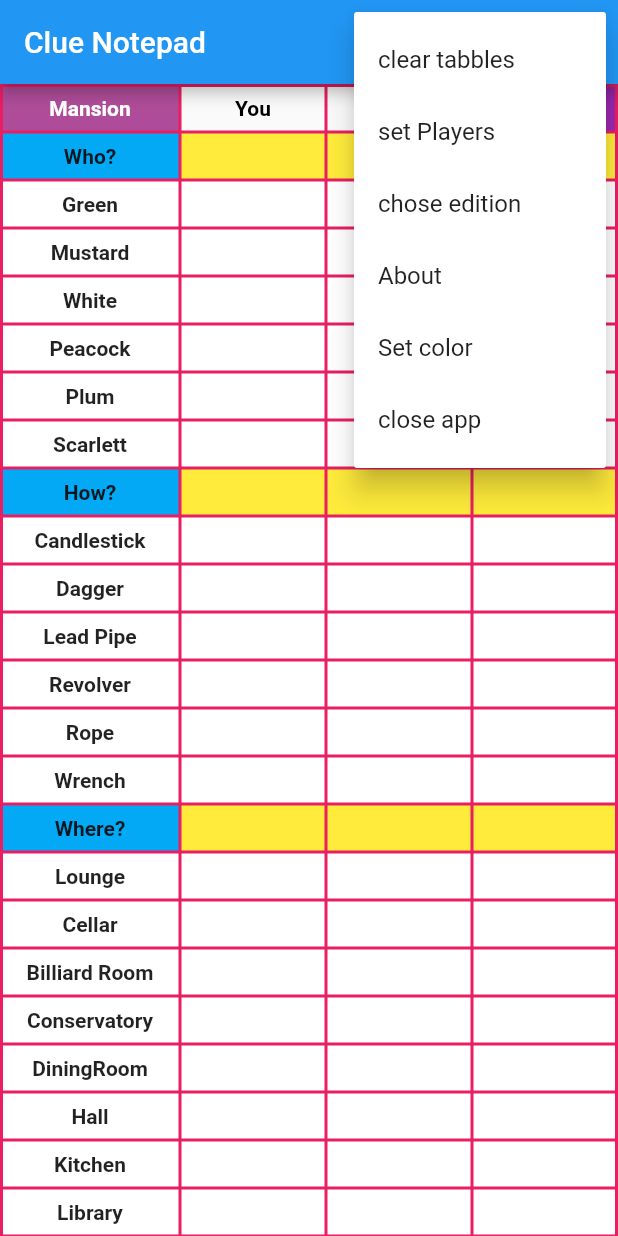
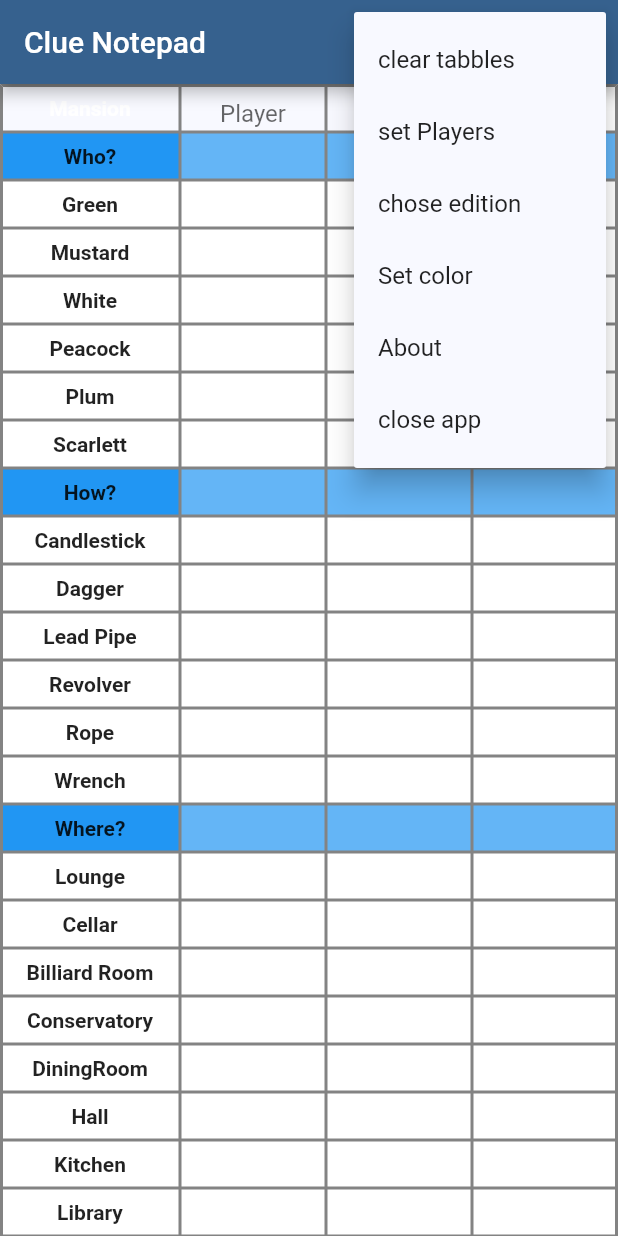
Before and after one commit to Cepeen/ClueNotepad, a Flutter app: the screen it shows after launch, after a tap on the "more vert" icon, on a phone screen of 412 x 824 dp. Run offline on Flutter 3.47's test engine with Material 2 defaults, Android fonts, the phone set to English and light mode, and no system bars; our stand-ins replace package_info_plus; generated files the repository leaves out were written again.

Commit message:
theme switching

```diff
--- a/lib/main.dart
+++ b/lib/main.dart
@@ -1,4 +1,5 @@
 import 'package:flutter/material.dart';
+import 'package:flutter/services.dart';
 import 'package:flutter_gen/gen_l10n/app_localizations.dart';
 import 'package:flutter_localizations/flutter_localizations.dart';
 import 'about.dart';
@@ -6,9 +7,8 @@ import 'package:notepad/ui/global/theme/app_theme.dart';
 import 'tables.dart';
 
 void main() => runApp(const ClueNotepad());
-
+var selectedTheme = blueTheme;
 var selectedVersion;
-var selectedTheme;
 var playersInitial = 2; //Default amount of players - creates 3 columns
 
 class ClueNotepad extends StatefulWidget {
@@ -21,37 +21,6 @@ class ClueNotepad extends StatefulWidget {
 }
 
 class _ClueNotepadState extends State<ClueNotepad> {
-  var selectedVersion;
-  var selectedTheme;
-  var playersInitial = 2; //Default amount of players - creates 3 columns
-
-  final blueTheme = ThemeData(
-    colorScheme: ColorScheme.fromSwatch(primarySwatch: Colors.blue),
-    scaffoldBackgroundColor: Colors.white,
-    dividerColor: Colors.blue,
-    inputDecorationTheme: const InputDecorationTheme(
-      enabledBorder: OutlineInputBorder(borderSide: BorderSide(width: 3, color: Colors.red)),
-    ),
-  );
-
-  final redTheme = ThemeData(
-    colorScheme: ColorScheme.fromSwatch(primarySwatch: Colors.red),
-    scaffoldBackgroundColor: Colors.white,
-    dividerColor: Colors.red,
-    inputDecorationTheme: const InputDecorationTheme(
-      enabledBorder: OutlineInputBorder(borderSide: BorderSide(width: 3, color: Colors.red)),
-    ),
-  );
-
-  final greenTheme = ThemeData(
-    colorScheme: ColorScheme.fromSwatch(primarySwatch: Colors.green),
-    scaffoldBackgroundColor: Colors.white,
-    dividerColor: Colors.green,
-    inputDecorationTheme: const InputDecorationTheme(
-      enabledBorder: OutlineInputBorder(borderSide: BorderSide(width: 3, color: Colors.green)),
-    ),
-  );
-
   void changeTheme(ThemeData theme) {
     setState(() {
       selectedTheme = theme;
@@ -244,11 +213,6 @@ class _AppContentState extends State<AppContent> {
         break;
       case 3:
         {
-          Navigator.push(context, MaterialPageRoute(builder: (context) => About()));
-        }
-        break;
-      case 4:
-        {
           showDialog(
               context: context,
               builder: (BuildContext context) {
@@ -306,9 +270,74 @@ class _AppContentState extends State<AppContent> {
                               },
                               child: Text(AppLocalizations.of(context).green),
                             ))),
+                    SimpleDialogOption(
+                        padding: const EdgeInsets.all(4.0),
+                        child: SizedBox(
+                            width: 20.0,
+                            height: 40.0,
+                            child: ElevatedButton(
+                              style: ElevatedButton.styleFrom(
+                                  backgroundColor: Colors.yellow, //background color of button
+                                  elevation: 3, //elevation of button
+                                  shape: RoundedRectangleBorder(//to set border radius to button
+                                      )),
+                              onPressed: () {
+                                widget.changeTheme(yellowTheme);
+                                Navigator.of(context).pop();
+                              },
+                              child: Text(AppLocalizations.of(context).yellow,
+                                  style:
+                                      TextStyle(fontWeight: FontWeight.bold, color: Colors.black)),
+                            ))),
+                    SimpleDialogOption(
+                        padding: const EdgeInsets.all(4.0),
+                        child: SizedBox(
+                            width: 20.0,
+                            height: 40.0,
+                            child: ElevatedButton(
+                              style: ElevatedButton.styleFrom(
+                                  backgroundColor: Colors.purple, //background color of button
+                                  elevation: 3, //elevation of button
+                                  shape: RoundedRectangleBorder(//to set border radius to button
+                                      )),
+                              onPressed: () {
+                                widget.changeTheme(purpleTheme);
+                                Navigator.of(context).pop();
+                              },
+                              child: Text(AppLocalizations.of(context).purple),
+                            ))),
+                    SimpleDialogOption(
+                        padding: const EdgeInsets.all(4.0),
+                        child: SizedBox(
+                            width: 20.0,
+                            height: 40.0,
+                            child: ElevatedButton(
+                              style: ElevatedButton.styleFrom(
+                                  backgroundColor: Colors.white, //background color of button
+                                  elevation: 3, //elevation of button
+                                  shape: RoundedRectangleBorder(//to set border radius to button
+                                      )),
+                              onPressed: () {
+                                widget.changeTheme(whiteTheme);
+                                Navigator.of(context).pop();
+                              },
+                              child: Text(AppLocalizations.of(context).white,
+                                  style:
+                                      TextStyle(fontWeight: FontWeight.bold, color: Colors.black)),
+                            ))),
                   ],
                 );
               });
+        }
+        break;
+      case 4:
+        {
+          Navigator.push(context, MaterialPageRoute(builder: (context) => About()));
+        }
+        break;
+      case 5:
+        {
+          SystemNavigator.pop();
         }
         break;
       default:
@@ -327,8 +356,8 @@ class _AppContentState extends State<AppContent> {
               PopupMenuItem(value: 0, child: Text(AppLocalizations.of(context).cleartabbles)),
               PopupMenuItem(value: 1, child: Text(AppLocalizations.of(context).setPlayers)),
               PopupMenuItem(value: 2, child: Text(AppLocalizations.of(context).choseedition)),
-              PopupMenuItem(value: 3, child: Text(AppLocalizations.of(context).about)),
-              PopupMenuItem(value: 4, child: Text(AppLocalizations.of(context).setcolor)),
+              PopupMenuItem(value: 3, child: Text(AppLocalizations.of(context).setcolor)),
+              PopupMenuItem(value: 4, child: Text(AppLocalizations.of(context).about)),
               PopupMenuItem(value: 5, child: Text(AppLocalizations.of(context).closeapp)),
             ],
           )
--- a/lib/tables.dart
+++ b/lib/tables.dart
@@ -1,5 +1,6 @@
 import 'package:flutter/material.dart';
 import 'package:flutter_gen/gen_l10n/app_localizations.dart';
+import 'package:notepad/ui/global/theme/app_theme.dart';
 
 import 'main.dart';
 
@@ -84,7 +85,7 @@ class _NotepadState extends State<Notepad> {
 
     return SingleChildScrollView(
       child: Table(
-          border: TableBorder.all(width: 2, color: Colors.pink),
+          border: TableBorder.all(width: 2, color: Color.fromARGB(255, 131, 131, 131)),
           columnWidths: {
             0: FixedColumnWidth(120),
           },
@@ -94,17 +95,10 @@ class _NotepadState extends State<Notepad> {
               decoration: const BoxDecoration(),
               children: <Widget>[
                 Container(
-                    alignment: Alignment.center,
-                    padding: EdgeInsets.all(2.0),
-                    child: Text(AppLocalizations.of(context).mansion,
-                        style: TextStyle(fontWeight: FontWeight.bold, color: Colors.white)),
-                    height: 32,
-                    color: Color.fromARGB(255, 175, 76, 153)),
-                Container(
                   alignment: Alignment.center,
                   padding: EdgeInsets.all(2.0),
-                  child: Text(AppLocalizations.of(context).you,
-                      style: TextStyle(fontWeight: FontWeight.bold, color: Colors.black)),
+                  child: Text(AppLocalizations.of(context).mansion,
+                      style: TextStyle(fontWeight: FontWeight.bold, color: Colors.white)),
                   height: 32,
                 ),
                 for (int i = 0; i <= widget.numberOfPlayers - 2; i++)
@@ -124,14 +118,21 @@ class _NotepadState extends State<Notepad> {
                     height: 32,
                   ),
                 Container(
+                  alignment: Alignment.center,
+                  padding: EdgeInsets.all(2.0),
+                  child: Text(AppLocalizations.of(context).you,
+                      style: TextStyle(fontWeight: FontWeight.bold, color: Colors.black)),
+                  height: 32,
+                ),
+                Container(
                     alignment: Alignment.center,
                     padding: EdgeInsets.all(2.0),
                     child: FittedBox(
                       child: Text('Notes',
-                          style: TextStyle(fontWeight: FontWeight.bold, color: Colors.white)),
+                          style: TextStyle(fontWeight: FontWeight.bold, color: Colors.black)),
                     ),
                     height: 32,
-                    color: Colors.purple),
+                    color: Colors.white),
               ],
             ),
             if (selectedVersion == 1) ...[
@@ -182,6 +183,42 @@ TableRow createClickableTableRow(String text, int playersAmount) {
   );
 }
 
+Color getColorPrimary() {
+  if (selectedTheme == blueTheme) {
+    return Colors.blue;
+  } else if (selectedTheme == redTheme) {
+    return Colors.red;
+  } else if (selectedTheme == greenTheme) {
+    return Colors.green;
+  } else if (selectedTheme == yellowTheme) {
+    return Colors.yellow;
+  } else if (selectedTheme == purpleTheme) {
+    return Colors.purple;
+  } else if (selectedTheme == whiteTheme) {
+    return Color.fromARGB(179, 182, 182, 182);
+  } else {
+    return Colors.blue;
+  }
+}
+
+Color getColorSecondary() {
+  if (selectedTheme == blueTheme) {
+    return Colors.blue[300];
+  } else if (selectedTheme == redTheme) {
+    return Colors.red[300];
+  } else if (selectedTheme == greenTheme) {
+    return Colors.green[300];
+  } else if (selectedTheme == yellowTheme) {
+    return Colors.yellow[300];
+  } else if (selectedTheme == purpleTheme) {
+    return Colors.purple[300];
+  } else if (selectedTheme == whiteTheme) {
+    return Color.fromARGB(179, 226, 226, 226);
+  } else {
+    return Colors.blue[300];
+  }
+}
+
 TableRow createSectionTableRow(String text, int playersAmount) {
   return TableRow(
     decoration: const BoxDecoration(
@@ -189,17 +226,12 @@ TableRow createSectionTableRow(String text, int playersAmount) {
     ),
     children: <Widget>[
       Container(
-        alignment: Alignment.center,
-        padding: EdgeInsets.all(2.0),
-        child: Text(text, style: TextStyle(fontWeight: FontWeight.bold)),
-        height: 32,
-        color: Colors.lightBlue,
-      ),
-      for (int i = 0; i <= playersAmount; i++)
-        Container(
+          alignment: Alignment.center,
+          padding: EdgeInsets.all(2.0),
+          child: Text(text, style: TextStyle(fontWeight: FontWeight.bold)),
           height: 32,
-          color: Colors.yellow,
-        ),
+          color: getColorPrimary()),
+      for (int i = 0; i <= playersAmount; i++) Container(height: 32, color: getColorSecondary()),
     ],
   );
 }
--- a/lib/ui/global/theme/app_theme.dart
+++ b/lib/ui/global/theme/app_theme.dart
@@ -2,24 +2,16 @@ import 'package:flutter/material.dart';
 
 
 
+final blueTheme = ThemeData(colorSchemeSeed: Colors.blue);
 
-final blueTheme = ThemeData(
-    colorScheme: ColorScheme.fromSwatch(primarySwatch: Colors.blue),
-    scaffoldBackgroundColor: Colors.white,
-    dividerColor: Colors.blue,
-    inputDecorationTheme: const InputDecorationTheme(
-        enabledBorder: OutlineInputBorder(borderSide: BorderSide(width: 3, color: Colors.red))));
+final redTheme = ThemeData(colorSchemeSeed: Colors.red);
 
-final redTheme = ThemeData(
-    colorScheme: ColorScheme.fromSwatch(primarySwatch: Colors.red),
-    scaffoldBackgroundColor: Colors.white,
-    dividerColor: Colors.red,
-    inputDecorationTheme: const InputDecorationTheme(
-        enabledBorder: OutlineInputBorder(borderSide: BorderSide(width: 3, color: Colors.red))));
+final greenTheme = ThemeData(colorSchemeSeed: Colors.green);
 
-final greenTheme = ThemeData(
-    colorScheme: ColorScheme.fromSwatch(primarySwatch: Colors.green),
-    scaffoldBackgroundColor: Colors.white,
-    dividerColor: Colors.green,
-    inputDecorationTheme: const InputDecorationTheme(
-        enabledBorder: OutlineInputBorder(borderSide: BorderSide(width: 3, color: Colors.green))));
+final yellowTheme = ThemeData(colorSchemeSeed: Colors.yellow);
+
+final purpleTheme = ThemeData(colorSchemeSeed: Colors.purple);
+
+final whiteTheme = ThemeData(colorSchemeSeed: Colors.blue[50]
+
+);
```
